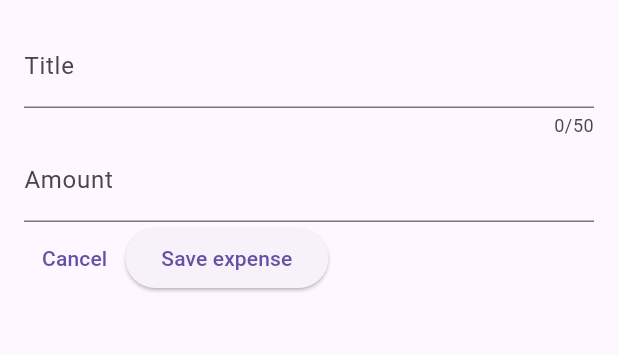
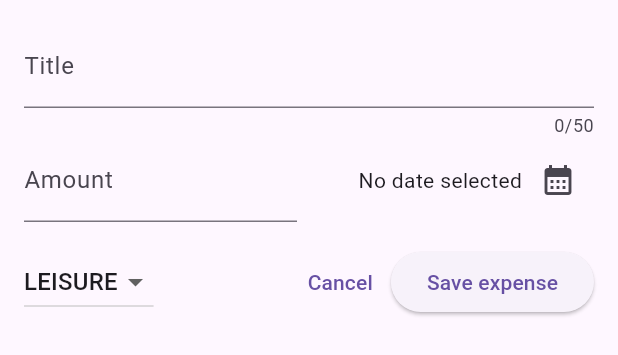
Before and after one commit to DanielNeset/expense_tracker, a Flutter app: the NewExpense widget shown alone on an empty page, opened directly, on a phone screen of 412 x 824 dp. Shown: the top 355 px of the screen. Run offline on Flutter 3.47's test engine with Material 3 defaults, Android fonts, the phone set to English and light mode, and no system bars.

Commit message:
Finish up the ui for the modal bottom sheet

```diff
--- a/lib/widgets/new_expense.dart
+++ b/lib/widgets/new_expense.dart
@@ -1,4 +1,8 @@
 import 'package:flutter/material.dart';
+import 'package:intl/intl.dart';
+import 'package:expense_tracker/models/expense.dart';
+
+final formatter = DateFormat.yMd();
 
 class NewExpense extends StatefulWidget {
   const NewExpense({super.key});
@@ -12,6 +16,22 @@ class NewExpense extends StatefulWidget {
 class _NewExpenseState extends State<NewExpense> {
   final _titleController = TextEditingController();
   final _amountController = TextEditingController();
+  DateTime? _selectedDate;
+  Category _selectedCategory = Category.leisure;
+
+  void _presentDatePicker() async {
+    final now = DateTime.now();
+    final firstDate = DateTime(now.year - 1, now.month, now.day);
+    final pickedDate = await showDatePicker(
+      context: context,
+      initialDate: now,
+      firstDate: firstDate,
+      lastDate: now,
+    );
+    setState(() {
+      _selectedDate = pickedDate;
+    });
+  }
 
   @override
   void dispose() {
@@ -33,7 +53,10 @@ class _NewExpenseState extends State<NewExpense> {
               label: Text('Title'),
             ),
           ),
-          TextField(
+          Row(
+            children: [
+              Expanded(
+                child: TextField(
                   controller: _amountController,
                   keyboardType: TextInputType.number,
                   decoration: const InputDecoration(
@@ -41,8 +64,48 @@ class _NewExpenseState extends State<NewExpense> {
                     label: Text('Amount'),
                   ),
                 ),
+              ),
+              const SizedBox(width: 16),
+              Expanded(
+                child: Row(
+                  mainAxisAlignment: MainAxisAlignment.end,
+                  crossAxisAlignment: CrossAxisAlignment.center,
+                  children: [
+                    Text(_selectedDate == null
+                        ? 'No date selected'
+                        : formatter.format(_selectedDate!)),
+                    IconButton(
+                        onPressed: _presentDatePicker,
+                        icon: const Icon(Icons.calendar_month))
+                  ],
+                ),
+              )
+            ],
+          ),
+          const SizedBox(height: 16),
           Row(
             children: [
+              DropdownButton(
+                  value: _selectedCategory,
+                  items: Category.values
+                      .map(
+                        (category) => DropdownMenuItem(
+                          value: category,
+                          child: Text(
+                            category.name.toUpperCase(),
+                          ),
+                        ),
+                      )
+                      .toList(),
+                  onChanged: (value) {
+                    if (value == null) {
+                      return;
+                    }
+                    setState(() {
+                      _selectedCategory = value;
+                    });
+                  }),
+              const Spacer(),
               TextButton(
                 onPressed: () {
                   Navigator.pop(context);
```
Lines whose indentation alone changed are shown as unchanged.
